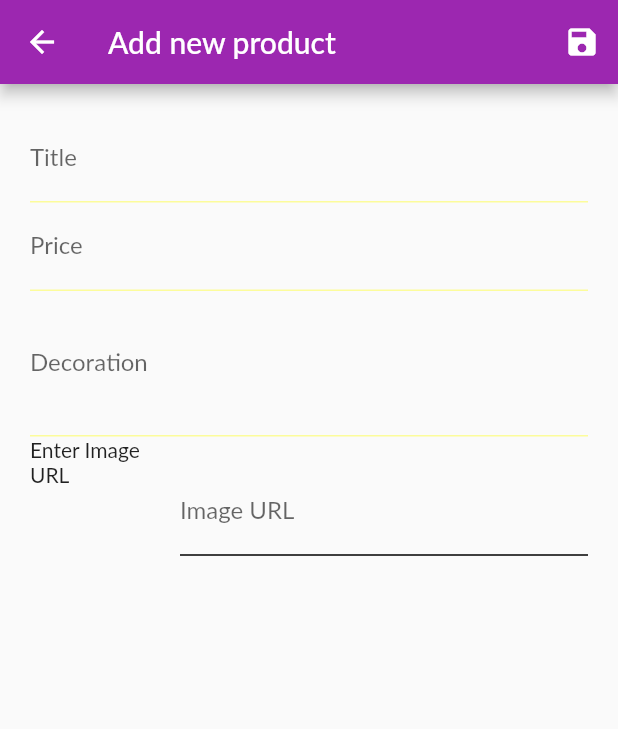
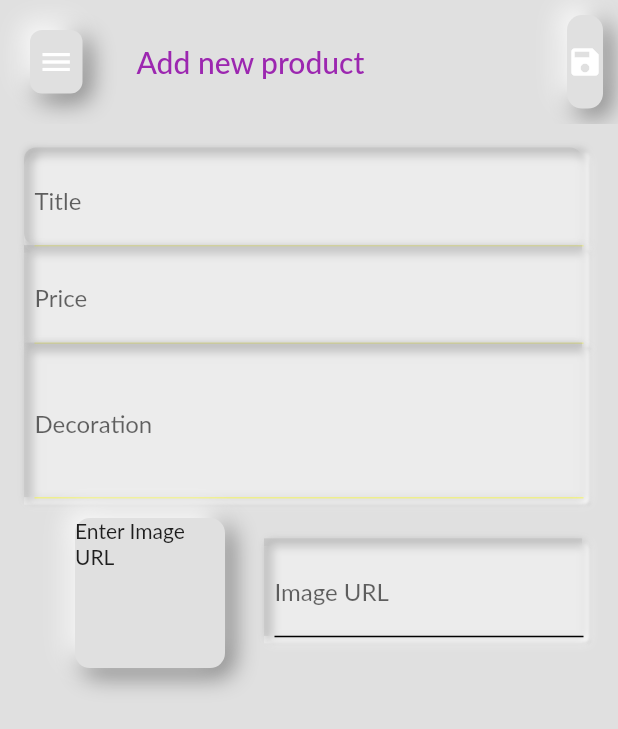
Before and after one commit to minhho89/Flutter_Shop_App, a Flutter app: the AddNewProductScreen screen opened by its route, on a phone screen of 412 x 824 dp. Shown: the top 729 px of the screen. Run offline on Flutter 3.47's test engine with Material 2 defaults, Android fonts, the phone set to English and light mode, and no system bars; our stand-ins replace badges; Roboto replaces fonts that are missing (Lato).

Commit message:
add new neumorphic

```diff
--- a/lib/screens/add_new_screen/add_new_screen.dart
+++ b/lib/screens/add_new_screen/add_new_screen.dart
@@ -1,5 +1,10 @@
 import 'package:flutter/material.dart';
 import 'package:provider/provider.dart';
+import 'package:shop_app_nojson/consts/constants.dart';
+import 'package:shop_app_nojson/widgets/app_appbar.dart';
+import 'package:shop_app_nojson/widgets/neumorphics/neumorphic_button.dart';
+import 'package:shop_app_nojson/widgets/neumorphics/neumorphic_card.dart';
+import 'package:shop_app_nojson/widgets/neumorphics/neumorphic_text_input_field.dart';
 
 import '../../providers/Product.dart';
 import '../../providers/Products.dart';
@@ -92,12 +97,18 @@ class _AddNewProductScreenState extends State<AddNewProductScreen> {
   @override
   Widget build(BuildContext context) {
     return Scaffold(
-        appBar: AppBar(
-          title: const Text('Add new product'),
+        backgroundColor: kBackgroundColor,
+        appBar: CusTomAppBar(
+          context: context,
+          titleText: 'Add new product',
           actions: [
-            IconButton(
+            Padding(
+              padding: const EdgeInsets.all(10.0),
+              child: NeumorphicButton(
+                borderRadius: BorderRadius.circular(10),
                 onPressed: _saveForm,
-              icon: const Icon(Icons.save),
+                child: const Icon(Icons.save),
+              ),
             ),
           ],
         ),
@@ -109,7 +120,9 @@ class _AddNewProductScreenState extends State<AddNewProductScreen> {
                     key: _keyForm,
                     child: ListView(
                       children: [
-                        TextFormField(
+                        NeumorphicTextInputField(
+                          borderRadius: BorderRadius.circular(8),
+                          textFormField: TextFormField(
                               decoration: const InputDecoration(
                                 label: Text('Title'),
                               ),
@@ -125,7 +138,9 @@ class _AddNewProductScreenState extends State<AddNewProductScreen> {
                                   isFavorite: _p.isFavorite,
                                 );
                               }),
-                        TextFormField(
+                        ),
+                        NeumorphicTextInputField(
+                          textFormField: TextFormField(
                               decoration: const InputDecoration(
                                 label: Text('Price'),
                               ),
@@ -141,7 +156,9 @@ class _AddNewProductScreenState extends State<AddNewProductScreen> {
                                   isFavorite: _p.isFavorite,
                                 );
                               }),
-                        TextFormField(
+                        ),
+                        NeumorphicTextInputField(
+                          textFormField: TextFormField(
                               keyboardType: TextInputType.multiline,
                               maxLines: 3,
                               decoration: const InputDecoration(
@@ -158,9 +175,14 @@ class _AddNewProductScreenState extends State<AddNewProductScreen> {
                                   isFavorite: _p.isFavorite,
                                 );
                               }),
+                        ),
                         Row(
                           children: [
-                            SizedBox(
+                            NeumorphicCard(
+                              shadowBlur: 13,
+                              borderRadius: BorderRadius.circular(10),
+                              backgroundColor: kBackgroundColor,
+                              child: SizedBox(
                                 width: 100,
                                 height: 100,
                                 child: _imageURLController.text.isEmpty
@@ -168,8 +190,10 @@ class _AddNewProductScreenState extends State<AddNewProductScreen> {
                                     : Image.network(_imageURLController.text,
                                         fit: BoxFit.fill),
                               ),
+                            ),
                             Expanded(
-                              child: TextFormField(
+                              child: NeumorphicTextInputField(
+                                textFormField: TextFormField(
                                     controller: _imageURLController,
                                     textInputAction: TextInputAction.done,
                                     keyboardType: TextInputType.url,
@@ -192,6 +216,7 @@ class _AddNewProductScreenState extends State<AddNewProductScreen> {
                                       );
                                     }),
                               ),
+                            ),
                           ],
                         ),
                       ],
--- a/lib/screens/user_product_screen/user_product_screen.dart
+++ b/lib/screens/user_product_screen/user_product_screen.dart
@@ -5,6 +5,7 @@ import 'package:shop_app_nojson/screens/add_new_screen/add_new_screen.dart';
 import 'package:shop_app_nojson/widgets/app_appbar.dart';
 import 'package:shop_app_nojson/widgets/app_drawer.dart';
 import 'package:shop_app_nojson/widgets/neumorphics/neumorphic_button.dart';
+import 'package:shop_app_nojson/widgets/neumorphics/neumorphic_card.dart';
 
 import '../../providers/Products.dart';
 
@@ -48,7 +49,10 @@ class UserProductScreen extends StatelessWidget {
                 child: Consumer<Products>(
                   builder: (ctx, productsData, _) => ListView.builder(
                     itemCount: products.items.length,
-                    itemBuilder: (context, index) => Card(
+                    itemBuilder: (context, index) => NeumorphicCard(
+                      backgroundColor: kBackgroundColor,
+                      shadowBlur: 13,
+                      borderRadius: BorderRadius.circular(10),
                       child: ListTile(
                         title: Text(products.items[index].title),
                         leading: CircleAvatar(
```
Lines whose indentation alone changed are shown as unchanged.
